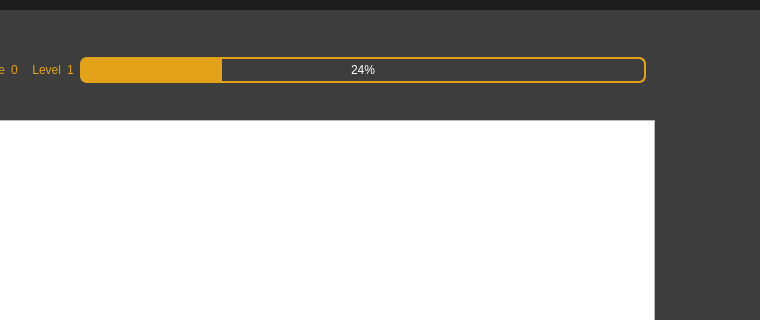
Old version of the form snakewindow.ui in the repository TheresePlaton/test; both pictures show x 135 to 895 and y 0 to 320 of the 895 by 685 pixel window.
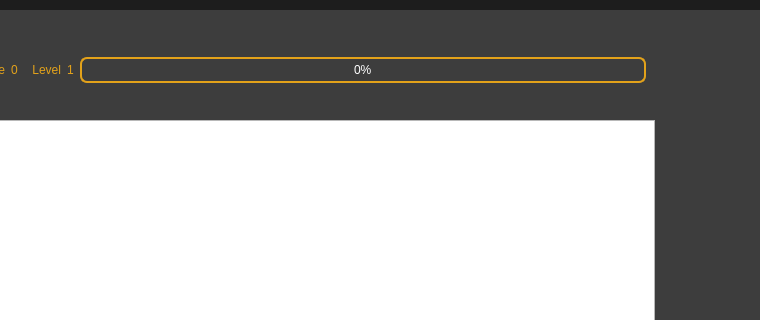
New version of the form.

The edit to the form file:
```diff
--- a/snakewindow.ui
+++ b/snakewindow.ui
@@ -96,8 +96,9 @@
 }
 
 QPushButton{
+font: 12pt &quot;MS Shell Dlg 2&quot;;
 border-style:solid;
-
+padding:12px;
 background-color:#3d3d3d;
 color:#fff;
 border-radius:7px;
@@ -126,7 +127,7 @@
 border-radius:0;
 text-align:center;
 color:#fff;
-background-color:transparent;
+background-color:#3d3d3d;
 border: 2px solid #e3a21a;
 border-radius:7px;
 	font: 75 12pt &quot;Open Sans&quot;;
@@ -262,7 +263,7 @@
      <item>
       <widget class="QProgressBar" name="progress_bar_level">
        <property name="value">
-        <number>24</number>
+        <number>0</number>
        </property>
       </widget>
      </item>
```
Left out of the diff: 2 changed lines with no effect on the pictures.
